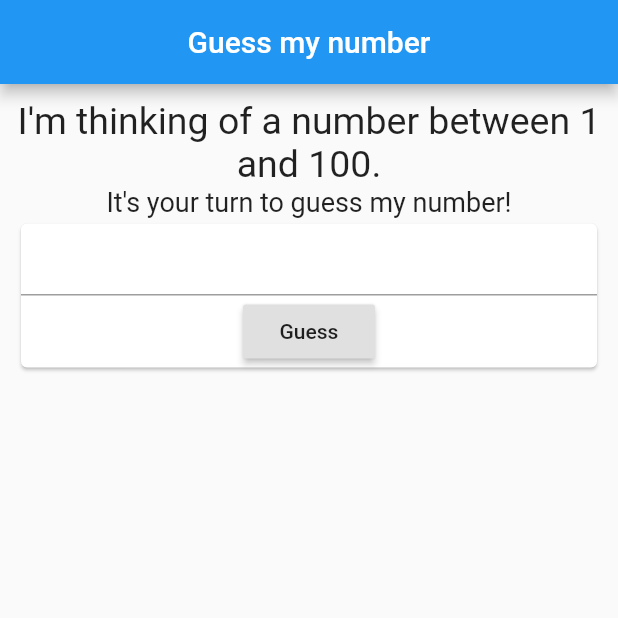
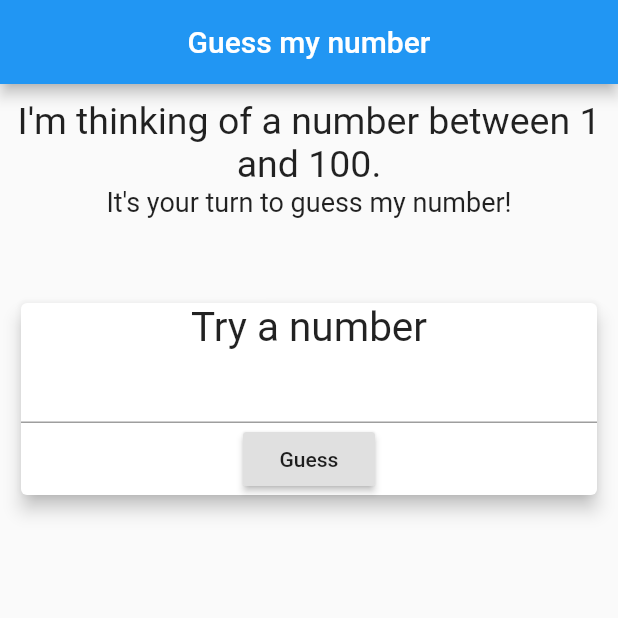
Before and after one commit to Coraline13/AtelierulDigital-Flutter, a Flutter app: the HomePage screen opened directly, after a tap on "Guess", on a phone screen of 412 x 824 dp, the top half of it. Run offline on Flutter 3.47's test engine with Material 2 defaults, Android fonts, the light colour scheme and no system bars; network calls fail.

Commit message:
Modify guess my number app

```diff
--- a/lib/src/02/guess_my_number.dart
+++ b/lib/src/02/guess_my_number.dart
@@ -26,23 +26,32 @@ class HomePage extends StatefulWidget {
 
 class _HomePageState extends State<HomePage> {
   int _inputNumber, _numberToBeGuessed;
-  String _error;
+  bool _error = true;
+  String _message = '';
 
-  Future<void> _guessMyNumber() async {
-    String str = 'You tried $_numberToBeGuessed\n';
+  _HomePageState() {
+    final Random _random = Random();
+    _numberToBeGuessed = _random.nextInt(99) + 1;
+  }
+
+  void _guessMyNumber() async {
+    final String str = 'You tried $_numberToBeGuessed\n';
 
     if (_inputNumber < _numberToBeGuessed) {
-      return str + 'Try higher';
+      _message = str + 'Try higher';
+      return;
     } else if (_inputNumber > _numberToBeGuessed) {
-      return str + 'Try lower';
+      _message = str + 'Try lower';
+      return;
     }
-    return showDialog(
+    _message = str + 'You guessed right.';
+    await showDialog<void>(
         context: context,
         barrierDismissible: true,
         builder: (BuildContext context) {
           return AlertDialog(
             title: Text(_inputNumber.toString()),
-            content: Text(str + 'You guessed right.'),
+            content: Text(_message),
           );
         });
   }
@@ -72,22 +81,34 @@ class _HomePageState extends State<HomePage> {
               ),
               textAlign: TextAlign.center,
             ),
+            Text(
+              _message,
+              style: TextStyle(
+                fontSize: 45,
+              ),
+              textAlign: TextAlign.center,
+            ),
             Card(
+              elevation: 5,
               child: Column(
                 children: <Widget>[
+                  const Text(
+                    'Try a number',
+                    textAlign: TextAlign.center,
+                    style: TextStyle(
+                      fontSize: 27,
+                    ),
+                  ),
                   TextField(
                     keyboardType: TextInputType.number,
-                    decoration: InputDecoration(
-                      errorText: _error,
-                    ),
                     onChanged: (String value) {
                       setState(() {
                         if (int.tryParse(value) == null) {
                           setState(() {
-                            _error = 'Enter a number';
+                            _error = true;
                           });
                         } else {
-                          _error = null;
+                          _error = false;
                           _inputNumber = int.parse(value);
                         }
                       });
@@ -95,7 +116,7 @@ class _HomePageState extends State<HomePage> {
                   ),
                   RaisedButton(
                     onPressed: () {
-                      if (_error == null) {
+                      if (!_error) {
                         _guessMyNumber();
                       }
                     },
```
